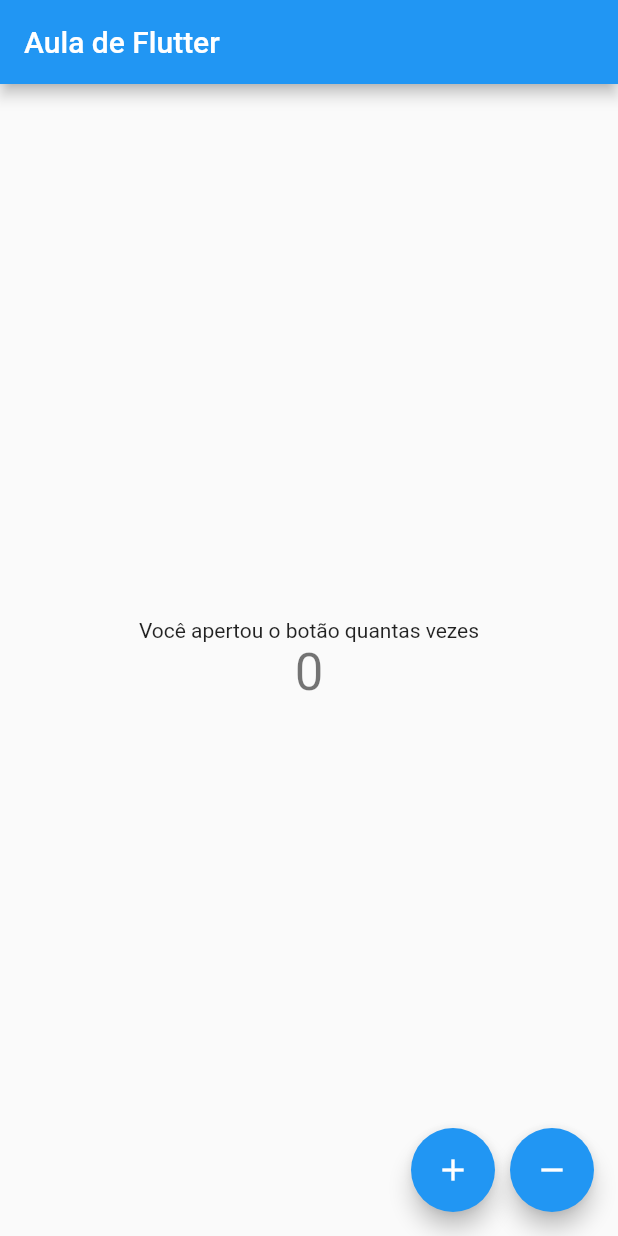
After one commit to pedrinhoas7/app-flutter, a Flutter app: the MyMaterialPage screen opened directly, on a phone screen of 412 x 824 dp. The commit adds this screen. Run offline on Flutter 3.47's test engine with Material 2 defaults, Android fonts, the phone set to English and light mode, and no system bars; network calls fail.

Commit message:
clone att

```diff
--- /dev/null
+++ b/lib/AulaScaffold.dart
@@ -0,0 +1,16 @@
+import 'package:flutter/material.dart';
+
+class AulaScaffold extends StatelessWidget {
+  const AulaScaffold();
+
+  @override
+  Widget build(BuildContext context) {
+    return MaterialApp(
+      home: Scaffold(
+        appBar: AppBar(
+          title: const Text('Aula AulaScaffold '),
+        ), // AppBar
+      ), // Scaffold
+    ); // MaterialApp
+  }
+}
--- /dev/null
+++ b/lib/MaterialMobileApp.dart
@@ -0,0 +1,81 @@
+import 'package:flutter/material.dart';
+
+class MaterialMobileApp extends StatelessWidget{
+  @override
+  Widget build(BuildContext context) {
+    return MaterialApp(
+      title: 'Fuji Flutter Mobile Class',
+      theme: ThemeData(
+        primarySwatch: Colors.red,  // Experimente mudar o Color
+      ),
+      home: MyMaterialPage(title: 'Aula de Flutter '),
+    );
+  }
+}
+
+class MyMaterialPage extends StatefulWidget {
+  MyMaterialPage({Key key, this.title}) : super(key: key);
+  final String title;
+
+  @override
+  _MyMaterialPageState createState() => _MyMaterialPageState();
+}
+
+class _MyMaterialPageState extends State<MyMaterialPage> {
+
+  int _counter = 0;
+
+  @override
+  Widget build(BuildContext context) {
+    return Scaffold(
+      appBar: AppBar(
+        title: Text(widget.title),
+      ),
+      body: Center(
+        child: Column(
+          mainAxisAlignment: MainAxisAlignment.center,
+          children: <Widget>[
+            Text(
+              'Você apertou o botão quantas vezes',
+            ),
+            Text(
+              '$_counter',
+              style: Theme.of(context).textTheme.headline4,
+            ),
+          ],
+        ),
+      ),
+
+      floatingActionButton: Row(
+        mainAxisAlignment: MainAxisAlignment.end,
+        children: <Widget>[
+          FloatingActionButton(
+            onPressed: _incrementCounter,
+            tooltip: 'Incrementar',
+            child: Icon(Icons.add),
+          ),
+          SizedBox(
+            width: 10.0,
+          ),
+          FloatingActionButton(
+            onPressed: _decrementCounter,
+            tooltip: 'Decrementar',
+            child: Icon(Icons.remove),
+          ),
+        ],
+      ),
+    );
+  }
+
+  void _incrementCounter() {
+    setState(() {
+      _counter++;
+    });
+  }
+
+  void _decrementCounter() {
+    setState(() {
+      _counter--;
+    });
+  }
+}
--- a/lib/MyApp.dart
+++ b/lib/MyApp.dart
@@ -13,7 +13,7 @@ class MyApp extends StatelessWidget {
         primarySwatch: Colors.cyan,
         visualDensity: VisualDensity.adaptivePlatformDensity,
       ),
-      home: MyHomePage(title: 'Aplicações Mobile'),
+      home: MyHomePage(title: 'Aplicações Mob'),
 
     );
   }
--- a/pubspec.yaml
+++ b/pubspec.yaml
@@ -38,7 +38,8 @@ dev_dependencies:
 
 # The following section is specific to Flutter.
 flutter:
-
+  assets:
+    - images/
   # The following line ensures that the Material Icons font is
   # included with your application, so that you can use the icons in
   # the material Icons class.
@@ -54,6 +55,7 @@ flutter:
 
   # For details regarding adding assets from package dependencies, see
   # https://flutter.dev/assets-and-images/#from-packages
+
 
   # To add custom fonts to your application, add a fonts section here,
   # in this "flutter" section. Each entry in this list should have a
```
Also changed, not shown: lib/AulaMaterialApp.dart (added, +28 -0 lines), lib/AulaMaterialApp02.dart (added, +38 -0 lines), lib/AulaMaterialApp03.dart (added, +53 -0 lines), lib/MaterialShowImage.dart (added, +95 -0 lines), lib/MyPageApp.dart (added, +20 -0 lines), lib/RandonImageWidget.dart (added, +54 -0 lines), lib/main.dart (+5 -5 lines), images/naruto.jpg (added).
